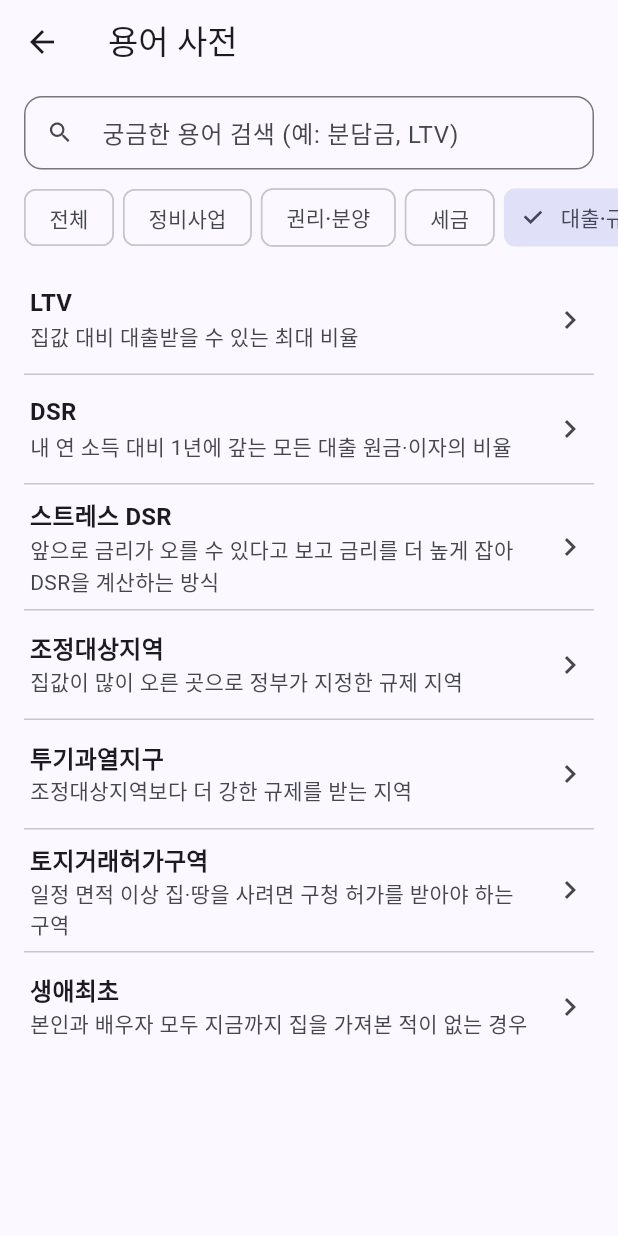
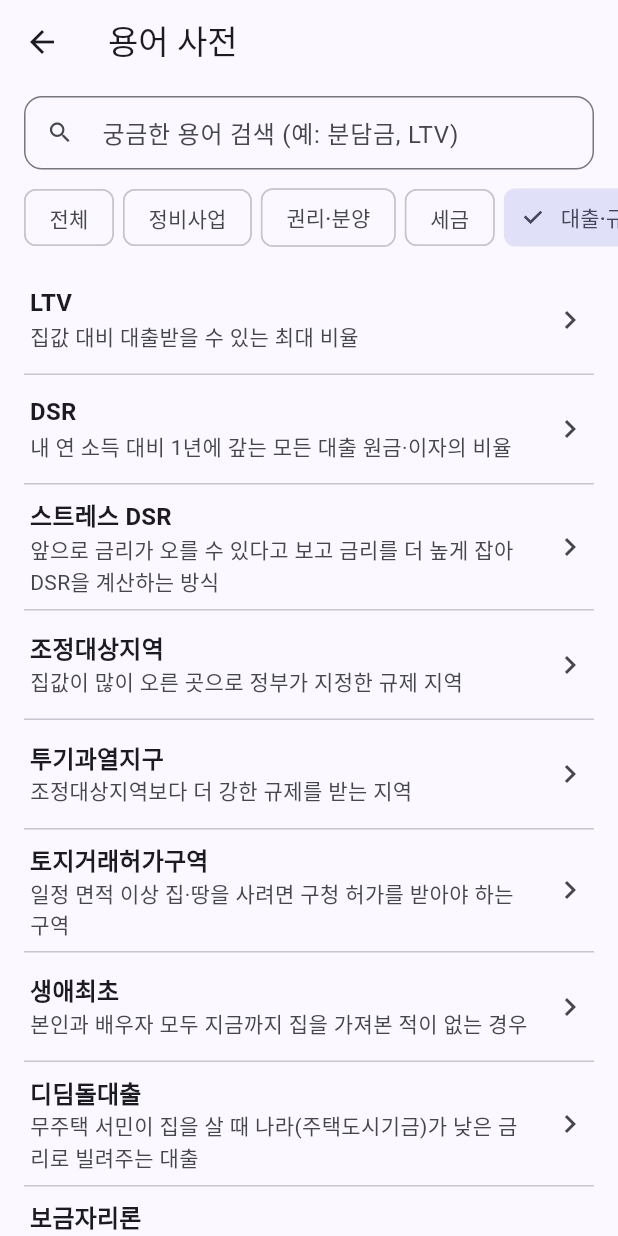
Before and after one commit to eunmin003/test_nezip, a Flutter app: the GlossaryScreen screen opened directly, after a tap on "권리·분양", after a tap on "세금", after a tap on "대출·규제", on a phone screen of 412 x 824 dp. Run offline on Flutter 3.47's test engine with Material 3 defaults, Android fonts, the phone set to English and light mode, and no system bars; our stand-ins replace csv, shared_preferences; missing offline and left inert: flutter_naver_map, kakao_flutter_sdk_user; accounts and stored records are empty; network calls fail; statements that could not run were skipped.

Commit message:
"용어 설명 세금계산기에도 넣음"

```diff
--- a/lib/data/glossary.dart
+++ b/lib/data/glossary.dart
@@ -372,6 +372,65 @@ const List<GlossaryTerm> kGlossary = [
     detail: '취득세 감면, 대출 한도 우대 같은 혜택을 받을 수 있어요.',
     category: TermCategory.loan,
   ),
+  GlossaryTerm(
+    term: '디딤돌대출',
+    aliases: ['디딤돌'],
+    short: '무주택 서민이 집을 살 때 나라(주택도시기금)가 낮은 금리로 빌려주는 대출',
+    detail: '소득·집값·순자산 기준을 넘지 않아야 받을 수 있어요. 생애최초·신혼가구는 한도와 금리 우대가 있어요. 기준은 자주 바뀌니 주택도시기금 누리집에서 꼭 확인하세요.',
+    category: TermCategory.loan,
+    related: ['보금자리론', '생애최초'],
+  ),
+  GlossaryTerm(
+    term: '보금자리론',
+    short: '한국주택금융공사가 빌려주는 장기 고정금리 주택담보대출',
+    detail: '디딤돌보다 소득·집값 기준이 조금 넓고, 10~50년 동안 금리가 바뀌지 않는 게 특징이에요.',
+    category: TermCategory.loan,
+    related: ['디딤돌대출', '고정금리'],
+  ),
+  GlossaryTerm(
+    term: '주택담보대출',
+    aliases: ['주담대'],
+    short: '사려는 집(또는 가진 집)을 담보로 은행에서 빌리는 돈',
+    detail: '못 갚으면 은행이 그 집을 팔아 돈을 돌려받을 수 있어요. 한도는 LTV(집값 기준)와 DSR(소득 기준) 중 더 작은 쪽으로 정해져요.',
+    category: TermCategory.loan,
+    related: ['LTV', 'DSR'],
+  ),
+  GlossaryTerm(
+    term: '고정금리',
+    short: '대출 기간 동안(또는 정해진 기간 동안) 이자율이 바뀌지 않는 방식',
+    detail: '시장 금리가 올라도 내 이자는 그대로라 계획 세우기 쉬워요. 대신 처음 금리가 변동금리보다 조금 높은 경우가 많아요. 5년만 고정되고 그 뒤 바뀌는 "혼합형"도 있어요.',
+    category: TermCategory.loan,
+    related: ['변동금리'],
+  ),
+  GlossaryTerm(
+    term: '변동금리',
+    short: '시장 금리에 따라 몇 달마다 이자율이 바뀌는 방식',
+    detail: '금리가 내리면 이자가 줄고, 오르면 늘어요. 그래서 대출 한도를 계산할 때 금리가 오를 위험을 더해서(스트레스 DSR) 계산해요.',
+    category: TermCategory.loan,
+    related: ['고정금리', '스트레스 DSR'],
+  ),
+  GlossaryTerm(
+    term: '원리금균등상환',
+    aliases: ['원리금균등'],
+    short: '매달 갚는 돈(원금+이자)이 똑같은 방식',
+    detail: '처음엔 이자 비중이 크고 갈수록 원금 비중이 커져요. 매달 나가는 돈이 같아 계획하기 쉬워요.',
+    category: TermCategory.loan,
+    related: ['원금균등상환'],
+  ),
+  GlossaryTerm(
+    term: '원금균등상환',
+    aliases: ['원금균등'],
+    short: '매달 같은 원금에 남은 돈의 이자를 더해 갚는 방식',
+    detail: '처음 몇 년은 갚는 돈이 많지만 점점 줄고, 전체 이자는 원리금균등보다 적어요.',
+    category: TermCategory.loan,
+    related: ['원리금균등상환'],
+  ),
+  GlossaryTerm(
+    term: '중도상환수수료',
+    short: '약속한 기간보다 일찍 대출을 갚을 때 내는 수수료',
+    detail: '보통 대출 받은 지 3년 안에 갚으면 생기고, 시간이 지날수록 줄어요. 상품마다 비율이 달라요.',
+    category: TermCategory.loan,
+  ),
 
   // ───────── 기본 용어 ─────────
   GlossaryTerm(
```
Also changed, not shown: lib/screens/loan_simulator_screen.dart (+12 -11 lines), lib/screens/tax_simulator_screen.dart (+8 -7 lines).
